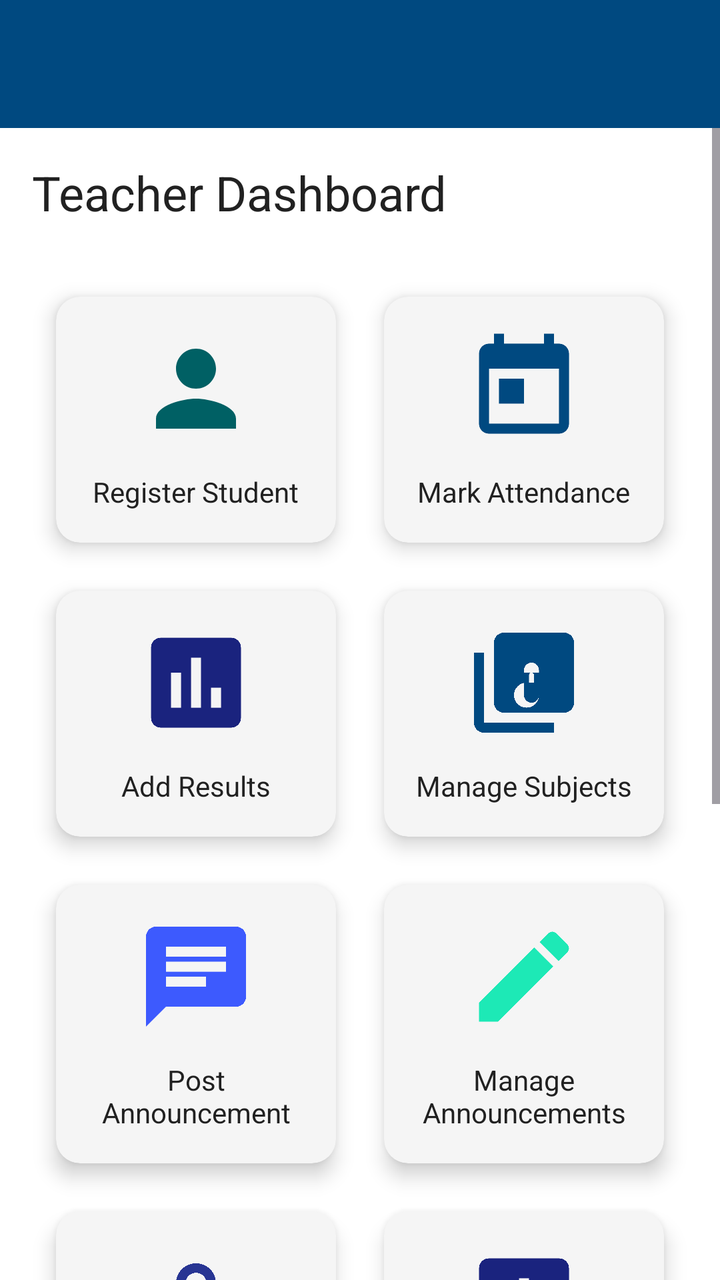
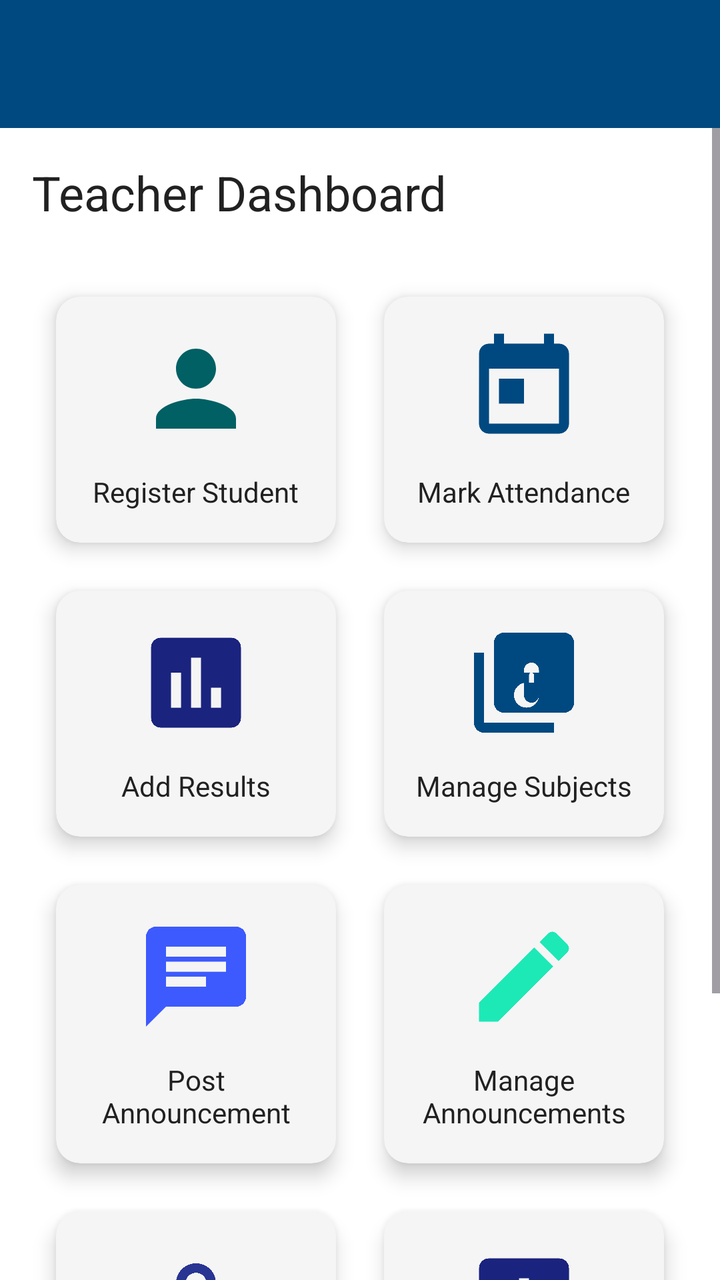

An Android layout rendered at two revisions. The XML below is the earlier revision; the diff shows what the commit changed to produce the second picture.
<!-- AndroidManifest.xml: application theme Theme.StudentIntelligentSystem -->
<!-- res/layout/activity_teacher_dashboard.xml -->
<?xml version="1.0" encoding="utf-8"?>
<RelativeLayout xmlns:android="http://schemas.android.com/apk/res/android"
    xmlns:app="http://schemas.android.com/apk/res-auto"
    xmlns:tools="http://schemas.android.com/tools"
    android:layout_width="match_parent"
    android:layout_height="match_parent"
    android:background="#FFFFFF"
    tools:context=".TeacherDashboardActivity">

    <androidx.appcompat.widget.Toolbar
        android:id="@+id/toolbar"
        android:layout_width="match_parent"
        android:layout_height="?attr/actionBarSize"
        android:background="?attr/colorPrimary"
        android:elevation="4dp"
        android:theme="@style/ThemeOverlay.AppCompat.Dark.ActionBar"
        app:popupTheme="@style/ThemeOverlay.AppCompat.Light" />

    <ScrollView
        android:layout_width="match_parent"
        android:layout_height="match_parent"
        android:layout_below="@id/toolbar"
        android:fillViewport="true">

        <LinearLayout
            android:layout_width="match_parent"
            android:layout_height="wrap_content"
            android:orientation="vertical"
            android:padding="16dp">

            <TextView
                android:id="@+id/tvTeacherWelcome"
                android:layout_width="wrap_content"
                android:layout_height="wrap_content"
                android:text="Teacher Dashboard"
                android:textColor="#212121"
                android:textAppearance="@style/TextAppearance.Material3.HeadlineSmall"
                android:layout_marginBottom="24dp" />

            <GridLayout
                android:layout_width="match_parent"
                android:layout_height="wrap_content"
                android:columnCount="2"
                android:rowCount="5"
                android:alignmentMode="alignMargins"
                android:columnOrderPreserved="false">

                
                <androidx.cardview.widget.CardView
                    android:id="@+id/cardRegisterStudent"
                    android:layout_width="0dp"
                    android:layout_height="wrap_content"
                    android:layout_columnWeight="1"
                    android:layout_rowWeight="1"
                    app:cardBackgroundColor="#F5F5F5"
                    app:cardElevation="6dp"
                    app:cardCornerRadius="12dp"
                    android:layout_margin="12dp">

                    <LinearLayout
                        android:layout_width="match_parent"
                        android:layout_height="wrap_content"
                        android:orientation="vertical"
                        android:padding="16dp"
                        android:gravity="center">

                        <ImageView
                            android:layout_width="60dp"
                            android:layout_height="60dp"
                            android:src="@drawable/ic_person" />

                        <TextView
                            android:layout_width="wrap_content"
                            android:layout_height="wrap_content"
                            android:text="Register Student"
                            android:textColor="#212121"
                            android:textAlignment="center"
                            android:layout_marginTop="12dp" />
                    </LinearLayout>
                </androidx.cardview.widget.CardView>

                
                <androidx.cardview.widget.CardView
                    android:id="@+id/cardMarkAttendance"
                    android:layout_width="0dp"
                    android:layout_height="wrap_content"
                    android:layout_columnWeight="1"
                    android:layout_rowWeight="1"
                    app:cardBackgroundColor="#F5F5F5"
                    app:cardElevation="6dp"
                    app:cardCornerRadius="12dp"
                    android:layout_margin="12dp">

                    <LinearLayout
                        android:layout_width="match_parent"
                        android:layout_height="wrap_content"
                        android:orientation="vertical"
                        android:padding="16dp"
                        android:gravity="center">

                        <ImageView
                            android:layout_width="60dp"
                            android:layout_height="60dp"
                            android:src="@drawable/ic_attendance" />

                        <TextView
                            android:layout_width="wrap_content"
                            android:layout_height="wrap_content"
                            android:text="Mark Attendance"
                            android:textColor="#212121"
                            android:textAlignment="center"
                            android:layout_marginTop="12dp" />
                    </LinearLayout>
                </androidx.cardview.widget.CardView>

                
                <androidx.cardview.widget.CardView
                    android:id="@+id/cardAddResults"
                    android:layout_width="0dp"
                    android:layout_height="wrap_content"
                    android:layout_columnWeight="1"
                    android:layout_rowWeight="1"
                    app:cardBackgroundColor="#F5F5F5"
                    app:cardElevation="6dp"
                    app:cardCornerRadius="12dp"
                    android:layout_margin="12dp">

                    <LinearLayout
                        android:layout_width="match_parent"
                        android:layout_height="wrap_content"
                        android:orientation="vertical"
                        android:padding="16dp"
                        android:gravity="center">

                        <ImageView
                            android:layout_width="60dp"
                            android:layout_height="60dp"
                            android:src="@drawable/ic_results" />

                        <TextView
                            android:layout_width="wrap_content"
                            android:layout_height="wrap_content"
                            android:text="Add Results"
                            android:textColor="#212121"
                            android:textAlignment="center"
                            android:layout_marginTop="12dp" />
                    </LinearLayout>
                </androidx.cardview.widget.CardView>

                
                <androidx.cardview.widget.CardView
                    android:id="@+id/cardManageSubjects"
                    android:layout_width="0dp"
                    android:layout_height="wrap_content"
                    android:layout_columnWeight="1"
                    android:layout_rowWeight="1"
                    app:cardBackgroundColor="#F5F5F5"
                    app:cardElevation="6dp"
                    app:cardCornerRadius="12dp"
                    android:layout_margin="12dp">

                    <LinearLayout
                        android:layout_width="match_parent"
                        android:layout_height="wrap_content"
                        android:orientation="vertical"
                        android:padding="16dp"
                        android:gravity="center">

                        <ImageView
                            android:layout_width="60dp"
                            android:layout_height="60dp"
                            android:src="@drawable/ic_subjects" />

                        <TextView
                            android:layout_width="wrap_content"
                            android:layout_height="wrap_content"
                            android:text="Manage Subjects"
                            android:textColor="#212121"
                            android:textAlignment="center"
                            android:layout_marginTop="12dp" />
                    </LinearLayout>
                </androidx.cardview.widget.CardView>

                
                <androidx.cardview.widget.CardView
                    android:id="@+id/cardPostTeacherAnnouncement"
                    android:layout_width="0dp"
                    android:layout_height="wrap_content"
                    android:layout_columnWeight="1"
                    android:layout_rowWeight="1"
                    app:cardBackgroundColor="#F5F5F5"
                    app:cardElevation="6dp"
                    app:cardCornerRadius="12dp"
                    android:layout_margin="12dp">

                    <LinearLayout
                        android:layout_width="match_parent"
                        android:layout_height="wrap_content"
                        android:orientation="vertical"
                        android:padding="16dp"
                        android:gravity="center">

                        <ImageView
                            android:layout_width="60dp"
                            android:layout_height="60dp"
                            android:src="@drawable/ic_announcement" />

                        <TextView
                            android:layout_width="wrap_content"
                            android:layout_height="wrap_content"
                            android:text="Post Announcement"
                            android:textColor="#212121"
                            android:textAlignment="center"
                            android:layout_marginTop="12dp" />
                    </LinearLayout>
                </androidx.cardview.widget.CardView>

                
                <androidx.cardview.widget.CardView
                    android:id="@+id/cardManageAnnouncements"
                    android:layout_width="0dp"
                    android:layout_height="wrap_content"
                    android:layout_columnWeight="1"
                    android:layout_rowWeight="1"
                    app:cardBackgroundColor="#F5F5F5"
                    app:cardElevation="6dp"
                    app:cardCornerRadius="12dp"
                    android:layout_margin="12dp">

                    <LinearLayout
                        android:layout_width="match_parent"
                        android:layout_height="wrap_content"
                        android:orientation="vertical"
                        android:padding="16dp"
                        android:gravity="center">

                        <ImageView
                            android:layout_width="60dp"
                            android:layout_height="60dp"
                            android:src="@drawable/ic_edit_announcement" />

                        <TextView
                            android:layout_width="wrap_content"
                            android:layout_height="wrap_content"
                            android:text="Manage Announcements"
                            android:textColor="#212121"
                            android:textAlignment="center"
                            android:layout_marginTop="12dp" />
                    </LinearLayout>
                </androidx.cardview.widget.CardView>

                
                <androidx.cardview.widget.CardView
                    android:id="@+id/cardViewParents"
                    android:layout_width="0dp"
                    android:layout_height="wrap_content"
                    android:layout_columnWeight="1"
                    android:layout_rowWeight="1"
                    app:cardBackgroundColor="#F5F5F5"
                    app:cardElevation="6dp"
                    app:cardCornerRadius="12dp"
                    android:layout_margin="12dp">

                    <LinearLayout
                        android:layout_width="match_parent"
                        android:layout_height="wrap_content"
                        android:orientation="vertical"
                        android:padding="16dp"
                        android:gravity="center">

                        <ImageView
                            android:layout_width="60dp"
                            android:layout_height="60dp"
                            android:src="@drawable/ic_parent" />

                        <TextView
                            android:layout_width="wrap_content"
                            android:layout_height="wrap_content"
                            android:text="View Parents"
                            android:textColor="#212121"
                            android:textAlignment="center"
                            android:layout_marginTop="12dp" />
                    </LinearLayout>
                </androidx.cardview.widget.CardView>

                
                <androidx.cardview.widget.CardView
                    android:id="@+id/cardViewEditResults"
                    android:layout_width="0dp"
                    android:layout_height="wrap_content"
                    android:layout_columnWeight="1"
                    android:layout_rowWeight="1"
                    app:cardBackgroundColor="#F5F5F5"
                    app:cardElevation="6dp"
                    app:cardCornerRadius="12dp"
                    android:layout_margin="12dp">

                    <LinearLayout
                        android:layout_width="match_parent"
                        android:layout_height="wrap_content"
                        android:orientation="vertical"
                        android:padding="16dp"
                        android:gravity="center">

                        <ImageView
                            android:layout_width="60dp"
                            android:layout_height="60dp"
                            android:src="@drawable/ic_results" />

                        <TextView
                            android:layout_width="wrap_content"
                            android:layout_height="wrap_content"
                            android:text="View &amp; Edit Results"
                            android:textColor="#212121"
                            android:textAlignment="center"
                            android:layout_marginTop="12dp" />
                    </LinearLayout>
                </androidx.cardview.widget.CardView>

            </GridLayout>

            <TextView
                android:layout_width="wrap_content"
                android:layout_height="wrap_content"
                android:text="Recent Announcements"
                android:textColor="#212121"
                android:textAppearance="@style/TextAppearance.Material3.HeadlineSmall"
                android:layout_marginTop="24dp"
                android:layout_marginBottom="16dp"/>

            <ListView
                android:id="@+id/lvTeacherAnnouncements"
                android:layout_width="match_parent"
                android:layout_height="200dp" />

        </LinearLayout>
    </ScrollView>
</RelativeLayout>
<!-- resources referenced by this layout -->
<resources>
  <!-- drawable ic_announcement (drawable) -->
  <vector xmlns:android="http://schemas.android.com/apk/res/android"
      android:width="24dp"
      android:height="24dp"
      android:viewportWidth="24"
      android:viewportHeight="24">
      <path
          android:fillColor="#3D5AFE"
          android:pathData="M20,2L4,2c-1.1,0 -1.99,0.9 -1.99,2L2,22l4,-4h14c1.1,0 2,-0.9 2,-2L22,4c0,-1.1 -0.9,-2 -2,-2zM6,9h12v2L6,11L6,9zM14,14L6,14v-2h8v2zM18,8L6,8L6,6h12v2z" />
  </vector>
  <!-- drawable ic_attendance (drawable) -->
  <vector xmlns:android="http://schemas.android.com/apk/res/android"
      android:width="24dp"
      android:height="24dp"
      android:viewportWidth="24"
      android:viewportHeight="24">
    <path
        android:fillColor="#004980"
        android:pathData="M19,3h-1L18,1h-2v2L8,3L8,1L6,1v2L5,3c-1.11,0 -1.99,0.9 -1.99,2L3,19c0,1.1 0.89,2 2,2h14c1.1,0 2,-0.9 2,-2L21,5c0,-1.1 -0.9,-2 -2,-2zM19,19L5,19L5,8h14v11zM7,10h5v5L7,15z"/>
  </vector>
  <!-- drawable ic_edit_announcement (drawable) -->
  <vector xmlns:android="http://schemas.android.com/apk/res/android"
      android:width="24dp"
      android:height="24dp"
      android:viewportWidth="24"
      android:viewportHeight="24">
      <path
          android:fillColor="#1DE9B6"
          android:pathData="M3,17.25V21h3.75L17.81,9.94l-3.75,-3.75L3,17.25zM20.71,7.04c0.39,-0.39 0.39,-1.02 0,-1.41l-2.34,-2.34c-0.39,-0.39 -1.02,-0.39 -1.41,0l-1.83,1.83 3.75,3.75 1.83,-1.83z" />
  </vector>
  <!-- drawable ic_parent (drawable) -->
  <vector xmlns:android="http://schemas.android.com/apk/res/android"
      android:width="24dp"
      android:height="24dp"
      android:viewportWidth="24"
      android:viewportHeight="24">
      <path
          android:fillColor="#283593"
          android:pathData="M12,5.9c1.16,0 2.1,0.94 2.1,2.1s-0.94,2.1 -2.1,2.1S9.9,9.16 9.9,8s0.94,-2.1 2.1,-2.1M12,14.9c-2.97,0 -6.1,1.46 -6.1,2.1v1.1h12.2v-1.1c0,-0.64 -3.13,-2.1 -6.1,-2.1M12,4C9.79,4 8,5.79 8,8s1.79,4 4,4 4,-1.79 4,-4S14.21,4 12,4zM12,13c-2.67,0 -8,1.34 -8,4v3h16v-3c0,-2.66 -5.33,-4 -8,-4z" />
  </vector>
  <!-- drawable ic_person (drawable) -->
  <vector xmlns:android="http://schemas.android.com/apk/res/android"
      android:width="24dp"
      android:height="24dp"
      android:viewportWidth="24"
      android:viewportHeight="24">
    <path
        android:fillColor="#006064"
        android:pathData="M12,12c2.21,0 4,-1.79 4,-4s-1.79,-4 -4,-4 -4,1.79 -4,4 1.79,4 4,4zM12,14c-2.67,0 -8,1.34 -8,4v2h16v-2c0,-2.66 -5.33,-4 -8,-4z"/>
  </vector>
  <!-- drawable ic_results (drawable) -->
  <vector xmlns:android="http://schemas.android.com/apk/res/android"
      android:width="24dp"
      android:height="24dp"
      android:viewportWidth="24"
      android:viewportHeight="24">
    <path
        android:fillColor="#1A237E"
        android:pathData="M19,3L5,3c-1.1,0 -2,0.9 -2,2v14c0,1.1 0.9,2 2,2h14c1.1,0 2,-0.9 2,-2L21,5c0,-1.1 -0.9,-2 -2,-2zM9,17L7,17v-7h2v7zM13,17h-2L11,7h2v10zM17,17h-2v-4h2v4z"/>
  </vector>
  <style name="Theme.StudentIntelligentSystem" parent="Base.Theme.StudentIntelligentSystem" />
  <style name="Base.Theme.StudentIntelligentSystem" parent="Theme.Material3.DayNight.NoActionBar">
          
          <item name="colorPrimary">@color/primaryColor</item>
          <item name="colorOnPrimary">@color/white</item>
          <item name="colorPrimaryContainer">@color/primaryColor</item>
          <item name="colorOnPrimaryContainer">@color/white</item>
          <item name="colorSecondary">@color/primaryColor</item>
          <item name="colorOnSecondary">@color/white</item>
      </style>
  <color name="primaryColor">#004980</color>
  <color name="white">#FFFFFFFF</color>
  <!-- unchanged entries left out for length: 1 -->
</resources>

<!-- the commit's change to res/layout/activity_teacher_dashboard.xml (unified diff, before → after) -->
@@ -324,15 +324,18 @@
                 android:layout_height="wrap_content"
                 android:text="Recent Announcements"
                 android:textColor="#212121"
-                android:textAppearance="@style/TextAppearance.Material3.HeadlineSmall"
+                android:textAppearance="@style/TextAppearance.Material3.TitleMedium"
                 android:layout_marginTop="24dp"
-                android:layout_marginBottom="16dp"/>
+                android:layout_marginBottom="12dp" />
 
             <ListView
                 android:id="@+id/lvTeacherAnnouncements"
                 android:layout_width="match_parent"
-                android:layout_height="200dp" />
+                android:layout_height="wrap_content"
+                android:divider="#E0E0E0"
+                android:dividerHeight="1dp" />
 
         </LinearLayout>
     </ScrollView>
+
 </RelativeLayout>
